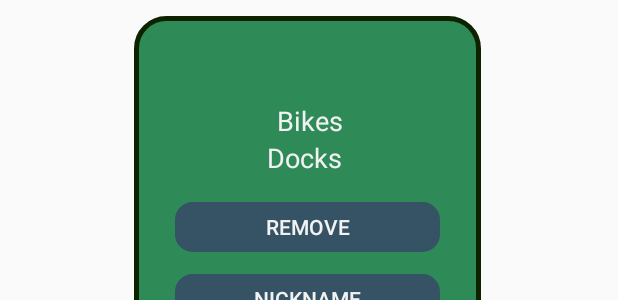
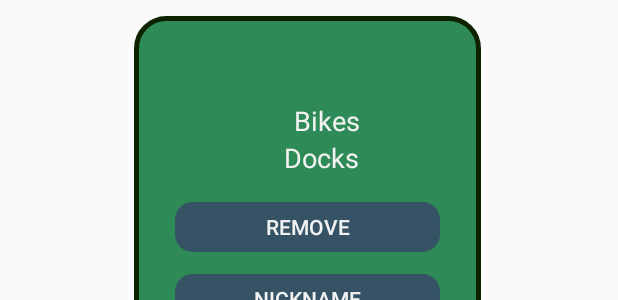
Before and after one commit to Martin--M/ShareDocks, an Android app: the layout dock_popup.xml on its own in the app's theme, with its tools: preview values and no code run, on a phone screen of 412 x 824 dp. Shown: the part 403-703 px from the top of the screen. Run offline under Robolectric (Android 15) with nearby library versions, the phone set to English and light mode, and no system bars.

Commit message:
layout: popup: change ratio between label and value
This applies for the "bikes" and "docks" label, and their respective
value. The previous ratio was 60-40%, and the new one is 65-35%.

This is simply so that in French, the label fits better instead of being
too close to the border.

```diff
--- a/app/src/main/res/layout/dock_popup.xml
+++ b/app/src/main/res/layout/dock_popup.xml
@@ -50,14 +50,14 @@
             <TextView
                 android:id="@+id/bikes_label"
                 style="@style/PopupInfoText"
-                android:layout_weight="0.6"
+                android:layout_weight="0.65"
                 android:text="@string/popup_label_bikes"
                 android:textAlignment="viewEnd" />
 
             <TextView
                 android:id="@+id/bikes_value"
                 style="@style/PopupInfoText"
-                android:layout_weight="0.4"
+                android:layout_weight="0.35"
                 android:textAlignment="center" />
         </TableRow>
 
@@ -69,14 +69,14 @@
             <TextView
                 android:id="@+id/docks_label"
                 style="@style/PopupInfoText"
-                android:layout_weight="0.6"
+                android:layout_weight="0.65"
                 android:text="@string/popup_label_docks"
                 android:textAlignment="viewEnd" />
 
             <TextView
                 android:id="@+id/docks_value"
                 style="@style/PopupInfoText"
-                android:layout_weight="0.4"
+                android:layout_weight="0.35"
                 android:textAlignment="center" />
         </TableRow>
 
```
